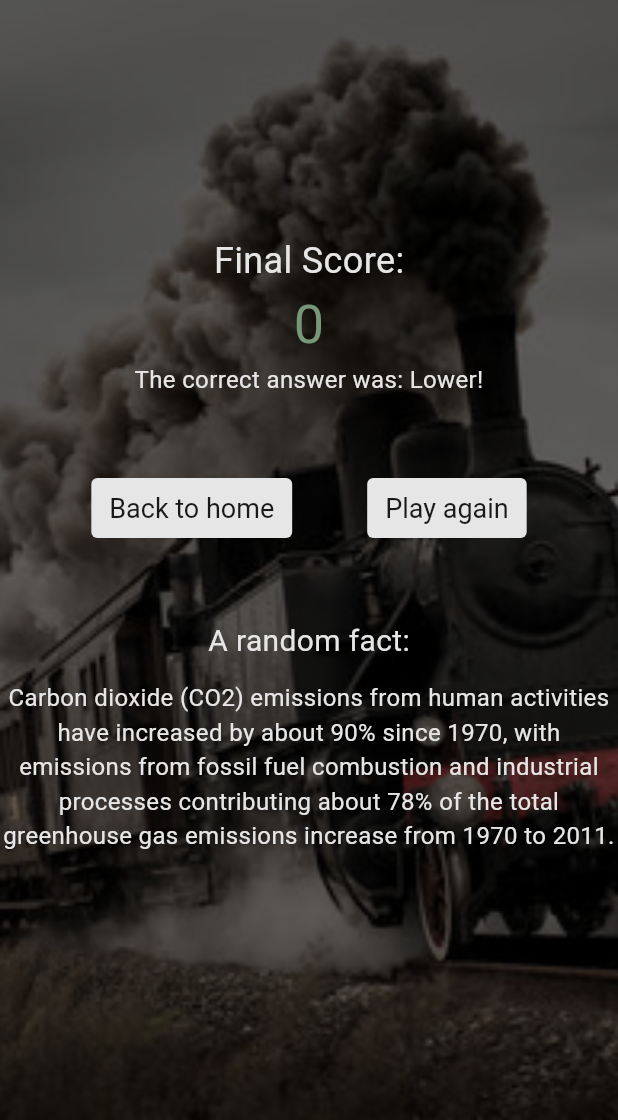
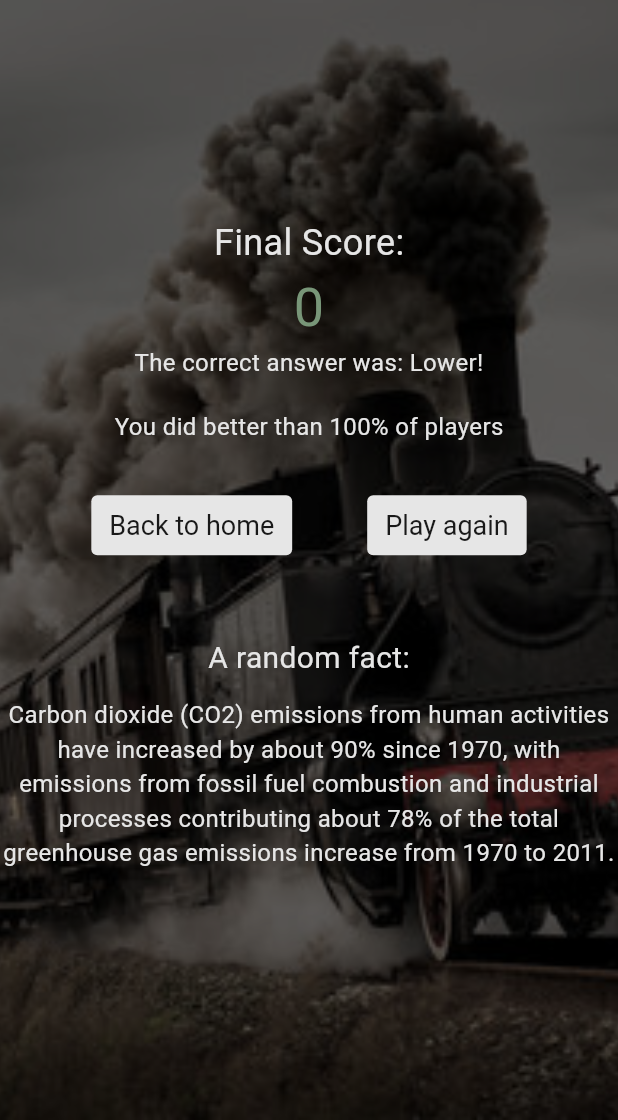
Before and after one commit to tacecapSx/fair-carbon-project, a Flutter app: the HigherLowerPage screen opened directly, after a tap on "Higher", on a phone screen of 412 x 824 dp, the part 116-1236 px from its top. Run offline on Flutter 3.47's test engine with Material 3 defaults, Android fonts, the phone set to English and light mode, and no system bars; our stand-ins replace firebase_core, firebase_database, fl_chart; accounts and stored records are empty.

Commit message:
Database functions and performance percentage

```diff
--- a/lib/higher_lower_loss_page.dart
+++ b/lib/higher_lower_loss_page.dart
@@ -8,9 +8,10 @@ import 'custom_widgets.dart';
 import 'dart:math';
 
 class HigherLowerLossPage extends StatefulWidget {
-  const HigherLowerLossPage({super.key, required this.finalScore, required this.correctAnswer, required this.isDaily});
+  const HigherLowerLossPage({super.key, required this.finalScore, required this.percentScore, required this.correctAnswer, required this.isDaily});
 
   final int finalScore;
+  final double percentScore;
   final String correctAnswer;
   final bool isDaily;
 
@@ -28,7 +29,6 @@ class HigherLowerLossPageState extends State<HigherLowerLossPage> {
 
   @override
   Widget build(BuildContext context) {
-
 
     return Scaffold(
       appBar: const HeaderWidget(),
@@ -64,6 +64,17 @@ class HigherLowerLossPageState extends State<HigherLowerLossPage> {
                   style: const TextStyle(
                     color: AppColors.whiteTextColor,
                     fontSize: 16,
+                  ),
+                ),
+                if (widget.percentScore > 0)
+                Transform.translate(
+                  offset: const Offset(0, 20),
+                  child: Text(
+                    "You did better than ${widget.percentScore.floor()}% of players",
+                    style: TextStyle(
+                      color: AppColors.whiteTextColor,
+                      fontSize: 16
+                    ),
                   ),
                 ),
                 const SizedBox(height: 50,),
--- a/lib/higher_lower_page.dart
+++ b/lib/higher_lower_page.dart
@@ -4,6 +4,9 @@ import 'package:carbon_footprint/co2_comparison_item.dart';
 import 'package:flutter/material.dart';
 import 'package:flutter/services.dart';
 import 'higher_lower_loss_page.dart';
+
+import 'package:firebase_database/firebase_database.dart';
+import 'package:firebase_core/firebase_core.dart';
 
 //Copenhagen;Paris;Tokyo;New York;Los Angeles;Sydney;London;Madrid
 List<String> airports = ["Copenhagen","Paris","Tokyo","New York","Los Angeles","Sydney","London","Madrid"];
@@ -77,6 +80,41 @@ class _HigherLowerPageState extends State<HigherLowerPage>
   bool animationActive = false;
 
   late AnimationController _animationController;
+
+  final DatabaseReference _databaseReference = FirebaseDatabase.instance.reference();
+
+  void sendData(String path, int data) {
+    _databaseReference.child(path).set(data);
+  }
+
+  void sendDataList(String path, List<int> data) {
+    _databaseReference.child(path).set(data);
+  }
+
+  Future<int> getData(String path) async {
+    DatabaseEvent databaseEvent = await _databaseReference.child(path).once();
+    DataSnapshot dataSnapshot = databaseEvent.snapshot;
+    if (dataSnapshot.value != null) {
+      return dataSnapshot.value as int;
+    }
+
+    return 0;
+  }
+
+  Future<List<int>> getDataList(String path) async {
+    List<int> dataList = [];
+    DatabaseEvent databaseEvent = await _databaseReference.child(path).once();
+    DataSnapshot dataSnapshot = databaseEvent.snapshot;
+    if (dataSnapshot.value != null) {
+      List<dynamic> list = dataSnapshot.value as List<dynamic>;
+
+      for (dynamic value in list) {
+        dataList.add(value as int);
+      }
+    }
+
+    return dataList;
+  }
 
   @override
   void initState() {
@@ -186,6 +224,7 @@ class _HigherLowerPageState extends State<HigherLowerPage>
 
   @override
   Widget build(BuildContext context) {
+
     if (items.isEmpty) {
       return Scaffold(
         appBar: AppBar(title: Text("Loading questions...")),
@@ -333,28 +372,29 @@ class _HigherLowerPageState extends State<HigherLowerPage>
     );
   }
 
-  void evaluateAnswer(bool higher, double nextImpact) {
+  void evaluateAnswer(bool higher, double nextImpact) async {
     CO2ComparisonItem current = items[currentIndex];
     bool correct = (higher && nextImpact > current.co2Impact) ||
         (!higher && nextImpact < current.co2Impact);
 
     if (correct) {
       // check if the player has finished the daily
-      if(widget.isDaily && score + 1 == 10) {
+      if (widget.isDaily && score + 1 == 10) {
         Navigator.push(
           context,
           MaterialPageRoute(
             builder: (context) => HigherLowerLossPage(
               isDaily: widget.isDaily,
               finalScore: 10,
-              correctAnswer: ""
+              percentScore: 0,
+              correctAnswer: "",
             ),
           ),
         );
       }
 
       setState(() {
-        animationActive = true; // Set animationActive to true immediately
+        animationActive = true;
       });
 
       // Delay the animation by 2 seconds
@@ -365,12 +405,33 @@ class _HigherLowerPageState extends State<HigherLowerPage>
         });
       });
     } else {
+
+      double scorePercent = 0;
+
+      if (!widget.isDaily){
+        List<int> databaseDataset = await getDataList('HigherOrLower/AllScores');
+        databaseDataset.add(score);
+        sendDataList('HigherOrLower/AllScores', databaseDataset);
+
+        int dataLength = databaseDataset.length;
+
+        int rank = databaseDataset.length + 1;
+        for (int allScore in databaseDataset) {
+          if (allScore >= score && rank > 1) {
+            rank--;
+          }
+        }
+
+        scorePercent = rank / dataLength * 100;
+      }
+
       Navigator.push(
         context,
         MaterialPageRoute(
           builder: (context) => HigherLowerLossPage(
             isDaily: widget.isDaily,
             finalScore: score,
+            percentScore: scorePercent,
             correctAnswer: nextImpact > items[currentIndex].co2Impact
                 ? "Higher"
                 : "Lower",
```
